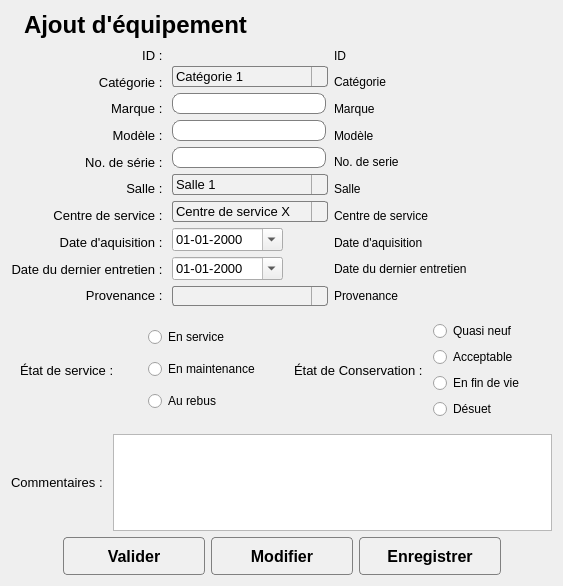
ProjetPC2/SIMM2.0-DEV, file Interface/FenetresEnUI/AjoutEquipement.ui: the form before one commit.
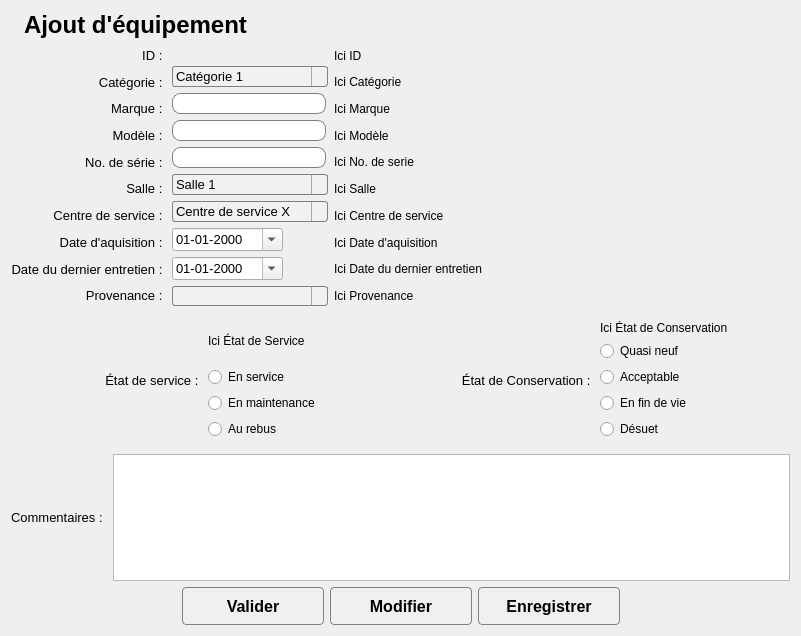
The form after the commit. Icons and pictures are not drawn.

Commit message: Labels Etats de service et conservation

```diff
--- a/Interface/FenetresEnUI/AjoutEquipement.ui
+++ b/Interface/FenetresEnUI/AjoutEquipement.ui
@@ -6,8 +6,8 @@
    <rect>
     <x>0</x>
     <y>0</y>
-    <width>563</width>
-    <height>586</height>
+    <width>801</width>
+    <height>636</height>
    </rect>
   </property>
   <property name="windowTitle">
@@ -485,70 +485,70 @@
        <item>
         <widget class="QLabel" name="labelID">
          <property name="text">
-          <string>ID</string>
+          <string>Ici ID</string>
          </property>
         </widget>
        </item>
        <item>
         <widget class="QLabel" name="labelCategorie">
          <property name="text">
-          <string>Catégorie</string>
+          <string>Ici Catégorie</string>
          </property>
         </widget>
        </item>
        <item>
         <widget class="QLabel" name="labelMarque">
          <property name="text">
-          <string>Marque</string>
+          <string>Ici Marque</string>
          </property>
         </widget>
        </item>
        <item>
         <widget class="QLabel" name="labelModele">
          <property name="text">
-          <string>Modèle</string>
+          <string>Ici Modèle</string>
          </property>
         </widget>
        </item>
        <item>
         <widget class="QLabel" name="labelNoDeSerie">
          <property name="text">
-          <string>No. de serie</string>
+          <string>Ici No. de serie</string>
          </property>
         </widget>
        </item>
        <item>
         <widget class="QLabel" name="labelSalle">
          <property name="text">
-          <string>Salle</string>
+          <string>Ici Salle</string>
          </property>
         </widget>
        </item>
        <item>
         <widget class="QLabel" name="labelCentreDeService">
          <property name="text">
-          <string>Centre de service</string>
+          <string>Ici Centre de service</string>
          </property>
         </widget>
        </item>
        <item>
         <widget class="QLabel" name="labelDateDAquisition">
          <property name="text">
-          <string>Date d'aquisition</string>
+          <string>Ici Date d'aquisition</string>
          </property>
         </widget>
        </item>
        <item>
         <widget class="QLabel" name="labelDateDernierEntretien">
          <property name="text">
-          <string>Date du dernier entretien</string>
+          <string>Ici Date du dernier entretien</string>
          </property>
         </widget>
        </item>
        <item>
         <widget class="QLabel" name="labelProvenance">
          <property name="text">
-          <string>Provenance</string>
+          <string>Ici Provenance</string>
          </property>
         </widget>
        </item>
@@ -579,10 +579,20 @@
             <property name="text">
              <string>État de service : </string>
             </property>
+            <property name="alignment">
+             <set>Qt::AlignRight|Qt::AlignTrailing|Qt::AlignVCenter</set>
+            </property>
            </widget>
           </item>
           <item>
            <layout class="QVBoxLayout" name="verticalLayout_3">
+            <item>
+             <widget class="QLabel" name="labelEtatDeService">
+              <property name="text">
+               <string>Ici État de Service</string>
+              </property>
+             </widget>
+            </item>
             <item>
              <widget class="QRadioButton" name="radioButtonEnService">
               <property name="text">
@@ -632,10 +642,20 @@
             <property name="text">
              <string>État de Conservation : </string>
             </property>
+            <property name="alignment">
+             <set>Qt::AlignRight|Qt::AlignTrailing|Qt::AlignVCenter</set>
+            </property>
            </widget>
           </item>
           <item>
            <layout class="QVBoxLayout" name="verticalLayout_4">
+            <item>
+             <widget class="QLabel" name="labelEtatDeConservation">
+              <property name="text">
+               <string>Ici État de Conservation</string>
+              </property>
+             </widget>
+            </item>
             <item>
              <widget class="QRadioButton" name="radioButtonQuasiNeuf">
               <property name="text">
```
